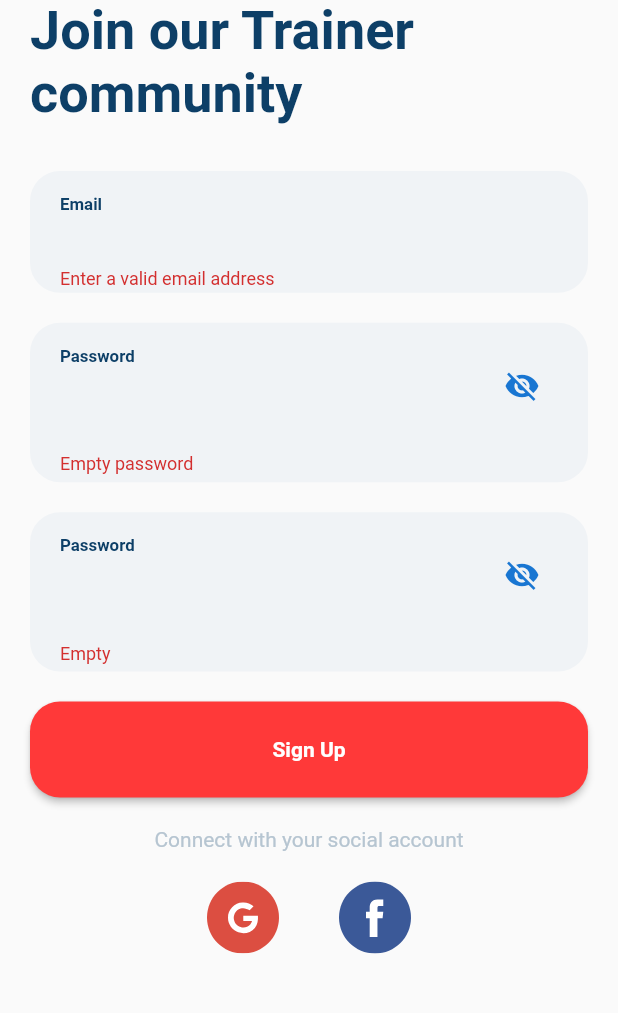
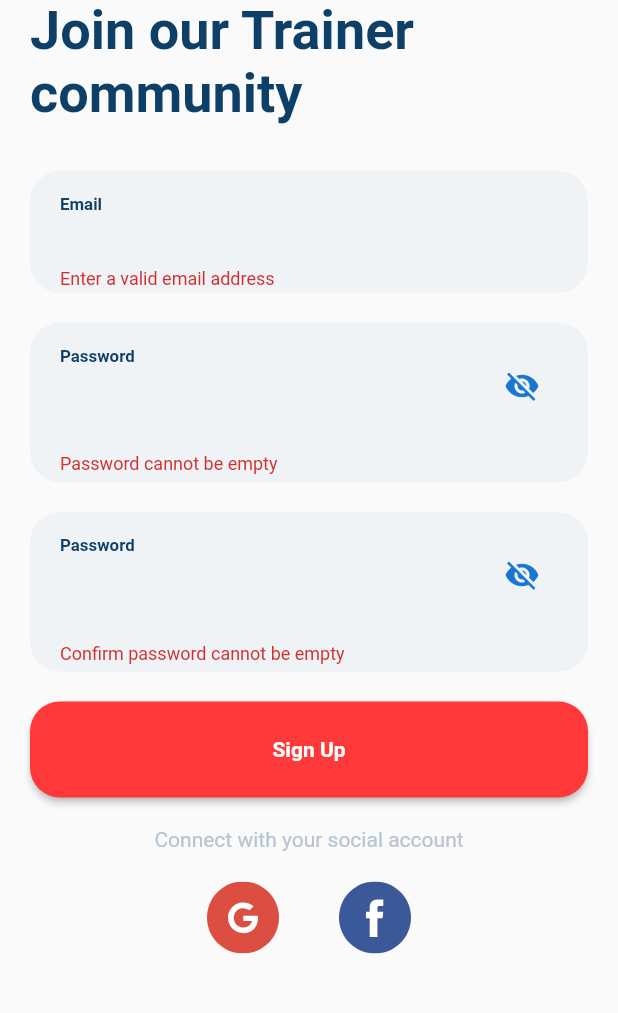
Before and after one commit to Ky7Org/weight-loss-consultant, a Flutter app: the CustomerRegisterPage screen opened by its route, after a tap on "Sign Up", on a phone screen of 412 x 824 dp, the part 201-1214 px from its top. Run offline on Flutter 3.47's test engine with Material 2 defaults, Android fonts, the light colour scheme and no system bars; our stand-ins replace file_picker, flutter_chat_types, flutter_chat_ui, flutter_svg, hexcolor, image_picker and 2 more.

Commit message:
FUSE-38 refactor Error message

```diff
--- a/apps/weight-loss-consultant-mobile/lib/constants/form_error_messages.dart
+++ b/apps/weight-loss-consultant-mobile/lib/constants/form_error_messages.dart
@@ -0,0 +1,9 @@
+class FormErrorMessage{
+  static const String emailInvalid = "Enter a valid email address";
+  static const String passwordInvalid = "Password cannot be empty";
+  static const String otpCodeInvalid ="Invalid OTP code";
+  static const String confirmPasswordInvalid = "Confirm password cannot be empty";
+  static const String confirmPasswordMissMatch = "Confirm password must match password field";
+
+
+}
--- a/apps/weight-loss-consultant-mobile/lib/pages/authentication/login_page.dart
+++ b/apps/weight-loss-consultant-mobile/lib/pages/authentication/login_page.dart
@@ -2,6 +2,7 @@ import 'package:flutter/material.dart';
 import 'package:flutter_svg/flutter_svg.dart';
 import 'package:hexcolor/hexcolor.dart';
 import 'package:weight_loss_consultant_mobile/constants/app_colors.dart';
+import 'package:weight_loss_consultant_mobile/constants/form_error_messages.dart';
 import 'package:weight_loss_consultant_mobile/pages/components/generic_app_bar.dart';
 import 'package:weight_loss_consultant_mobile/routings/route_paths.dart';
 import 'package:weight_loss_consultant_mobile/services/login_service.dart';
@@ -80,7 +81,7 @@ class _LoginPageState extends State<LoginPage> {
                             if (Validator.isEmailValid(email as String))
                               return null;
                             else
-                              return 'Enter a valid email address';
+                              return FormErrorMessage.emailInvalid;
                           },
                           keyboardType: TextInputType.emailAddress,
                           style: TextStyle(fontSize: 30),
@@ -110,7 +111,7 @@ class _LoginPageState extends State<LoginPage> {
                             if (!password!.isEmpty)
                               return null;
                             else
-                              return 'Password cannot null';
+                              return FormErrorMessage.passwordInvalid;
                           },
                           obscureText: !_passwordVisible,
                           enableSuggestions: false,
--- a/apps/weight-loss-consultant-mobile/lib/pages/authentication/recorver_password_page.dart
+++ b/apps/weight-loss-consultant-mobile/lib/pages/authentication/recorver_password_page.dart
@@ -1,5 +1,6 @@
 import 'package:flutter/material.dart';
 import 'package:weight_loss_consultant_mobile/constants/app_colors.dart';
+import 'package:weight_loss_consultant_mobile/constants/form_error_messages.dart';
 import 'package:weight_loss_consultant_mobile/pages/components/generic_app_bar.dart';
 import 'package:weight_loss_consultant_mobile/routings/route_paths.dart';
 import 'package:weight_loss_consultant_mobile/utils/validator.dart';
@@ -71,7 +72,7 @@ class _RecoverPasswordPageState extends State<RecoverPasswordPage> {
                             if (Validator.isEmailValid(email as String))
                               return null;
                             else
-                              return 'Enter a valid email address';
+                              return FormErrorMessage.emailInvalid;
                           },
                           keyboardType: TextInputType.emailAddress,
                           style: TextStyle(fontSize: 20),
--- a/apps/weight-loss-consultant-mobile/lib/pages/register/customer_register_page.dart
+++ b/apps/weight-loss-consultant-mobile/lib/pages/register/customer_register_page.dart
@@ -2,6 +2,7 @@ import 'package:flutter/material.dart';
 import 'package:flutter_svg/flutter_svg.dart';
 import 'package:hexcolor/hexcolor.dart';
 import 'package:weight_loss_consultant_mobile/constants/app_colors.dart';
+import 'package:weight_loss_consultant_mobile/constants/form_error_messages.dart';
 import 'package:weight_loss_consultant_mobile/pages/components/generic_app_bar.dart';
 import 'package:weight_loss_consultant_mobile/routings/route_paths.dart';
 import 'package:weight_loss_consultant_mobile/services/customer_register_service.dart';
@@ -79,7 +80,7 @@ class _CustomerRegisterPageState extends State<CustomerRegisterPage> {
                             if (Validator.isEmailValid(email as String))
                               return null;
                             else
-                              return 'Enter a valid email address';
+                              return FormErrorMessage.emailInvalid;
                           },
                           keyboardType: TextInputType.emailAddress,
                           style: TextStyle(fontSize: 20),
@@ -107,7 +108,7 @@ class _CustomerRegisterPageState extends State<CustomerRegisterPage> {
                         child: TextFormField(
                           validator: (val){
                             if (val!.isEmpty)
-                              return 'Empty password';
+                              return FormErrorMessage.passwordInvalid;
                             return null;
                           },
                           controller: _pass,
@@ -153,9 +154,9 @@ class _CustomerRegisterPageState extends State<CustomerRegisterPage> {
                         child: TextFormField(
                           validator: (val){
                             if(val!.isEmpty)
-                              return 'Empty';
+                              return FormErrorMessage.confirmPasswordInvalid;
                             if(val != _pass.text)
-                              return 'Not Match';
+                              return FormErrorMessage.confirmPasswordMissMatch;
                             return null;
                           },
                           controller: _confirmPass,
--- a/apps/weight-loss-consultant-mobile/lib/pages/register/trainer_register_page.dart
+++ b/apps/weight-loss-consultant-mobile/lib/pages/register/trainer_register_page.dart
@@ -2,6 +2,7 @@ import 'package:flutter/material.dart';
 import 'package:flutter_svg/flutter_svg.dart';
 import 'package:hexcolor/hexcolor.dart';
 import 'package:weight_loss_consultant_mobile/constants/app_colors.dart';
+import 'package:weight_loss_consultant_mobile/constants/form_error_messages.dart';
 import 'package:weight_loss_consultant_mobile/pages/components/generic_app_bar.dart';
 import 'package:weight_loss_consultant_mobile/routings/route_paths.dart';
 import 'package:weight_loss_consultant_mobile/services/trainer_register_service.dart';
@@ -94,7 +95,7 @@ class _TrainerRegisterPageState extends State<TrainerRegisterPage> {
                             if (Validator.isEmailValid(email as String))
                               return null;
                             else
-                              return 'Enter a valid email address';
+                              return FormErrorMessage.emailInvalid;
                           },
                           keyboardType: TextInputType.emailAddress,
                           style: TextStyle(fontSize: 20),
```
